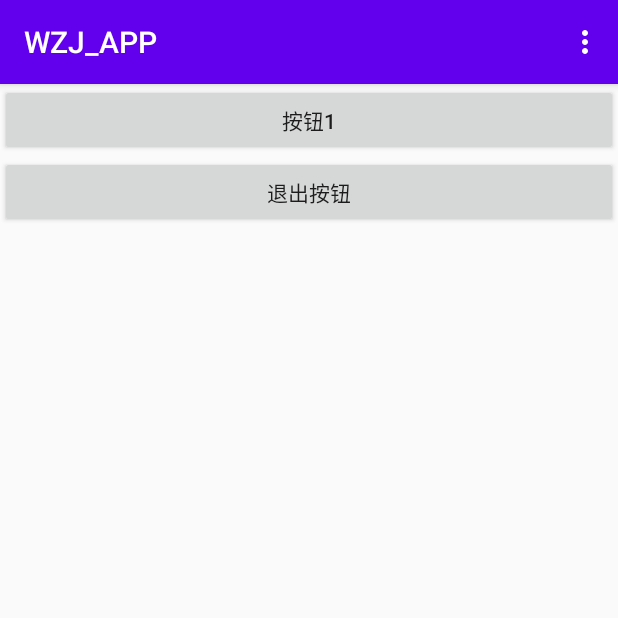
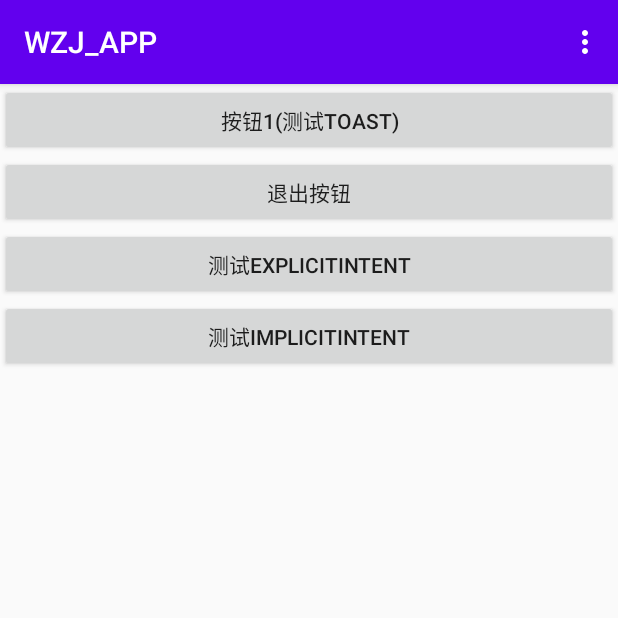
Before and after one commit to Rainal14/2018118114_Android, an Android app: the screen it shows after launch (MainActivity), on a phone screen of 412 x 824 dp, the top half of it. Run offline under Robolectric (Android 15) with nearby library versions, the phone set to English and light mode, and no system bars.

Commit message:
显式intent和隐式intent

```diff
--- a/Lab_03/Lab003/app/build.gradle
+++ b/Lab_03/Lab003/app/build.gradle
@@ -25,6 +25,7 @@ android {
 dependencies {
     implementation fileTree(dir: "libs", include: ["*.jar"])
     implementation 'androidx.appcompat:appcompat:1.2.0'
+    implementation 'androidx.constraintlayout:constraintlayout:2.0.1'
     testImplementation 'junit:junit:4.12'
     androidTestImplementation 'androidx.test.ext:junit:1.1.2'
     androidTestImplementation 'androidx.test.espresso:espresso-core:3.3.0'
--- a/Lab_03/Lab003/app/src/main/java/com/example/lab003/MainActivity.java
+++ b/Lab_03/Lab003/app/src/main/java/com/example/lab003/MainActivity.java
@@ -3,6 +3,7 @@ package com.example.lab003;
 import androidx.annotation.NonNull;
 import androidx.appcompat.app.AppCompatActivity;
 
+import android.content.Intent;
 import android.os.Bundle;
 import android.view.Menu;
 import android.view.MenuItem;
@@ -16,6 +17,7 @@ public class MainActivity extends AppCompatActivity {
     protected void onCreate(Bundle savedInstanceState) {
         super.onCreate(savedInstanceState);
         setContentView(R.layout.main_layout);
+
         Button button1 = findViewById(R.id.button_1);  //button for test
         button1.setOnClickListener(new View.OnClickListener(){
             @Override
@@ -23,11 +25,31 @@ public class MainActivity extends AppCompatActivity {
                 Toast.makeText(MainActivity.this, "你点击了按钮1", Toast.LENGTH_SHORT).show();
             }
         });
-        Button button2 = findViewById(R.id.button_exit);   //Button for exit
+
+        Button button2 = findViewById(R.id.button_exit);   //button for exit
         button2.setOnClickListener(new View.OnClickListener(){
             @Override
             public void onClick(View view) {
                 finish();
+            }
+        });
+
+        Button button3 = findViewById(R.id.button_testExplicitIntent); //button for testing explicit intent
+        button3.setOnClickListener(new View.OnClickListener() {
+            @Override
+            public void onClick(View view) {
+                Intent intent = new Intent(MainActivity.this, TestIntentActivity.class);
+                startActivity(intent);       //start a activity
+            }
+        });
+
+        Button button4 = findViewById(R.id.button_testImplicitIntent); //button for testing implicit intent
+        button4.setOnClickListener(new View.OnClickListener() {
+            @Override
+            public void onClick(View view) {
+                Intent intent = new Intent("com.example.activitytest.ACTION_START");
+                intent.addCategory("com.example.activitytest.MY_CATEGORY");
+                startActivity(intent);
             }
         });
     }
--- a/Lab_03/Lab003/app/src/main/res/layout/main_layout.xml
+++ b/Lab_03/Lab003/app/src/main/res/layout/main_layout.xml
@@ -7,11 +7,24 @@
         android:id="@+id/button_1"
         android:layout_width="match_parent"
         android:layout_height="wrap_content"
-        android:text="按钮1" />
+        android:text="按钮1(测试Toast)" />
 
     <Button
         android:id="@+id/button_exit"
         android:layout_width="match_parent"
         android:layout_height="wrap_content"
         android:text="退出按钮" />
+
+    <Button
+        android:id="@+id/button_testExplicitIntent"
+        android:layout_width="match_parent"
+        android:layout_height="wrap_content"
+        android:text="测试ExplicitIntent" />
+
+    <Button
+        android:id="@+id/button_testImplicitIntent"
+        android:layout_width="match_parent"
+        android:layout_height="wrap_content"
+        android:text="测试ImplicitIntent" />
+
 </LinearLayout>
```
Also changed, not shown: Lab_03/Lab003/app/src/main/AndroidManifest.xml (+11 -1 lines), Lab_03/Lab003/app/src/main/java/com/example/lab003/TestIntentActivity.java (added, +14 -0 lines), Lab_03/Lab003/app/src/main/res/layout/activity_test_intent.xml (added, +12 -0 lines), 1 other file.
